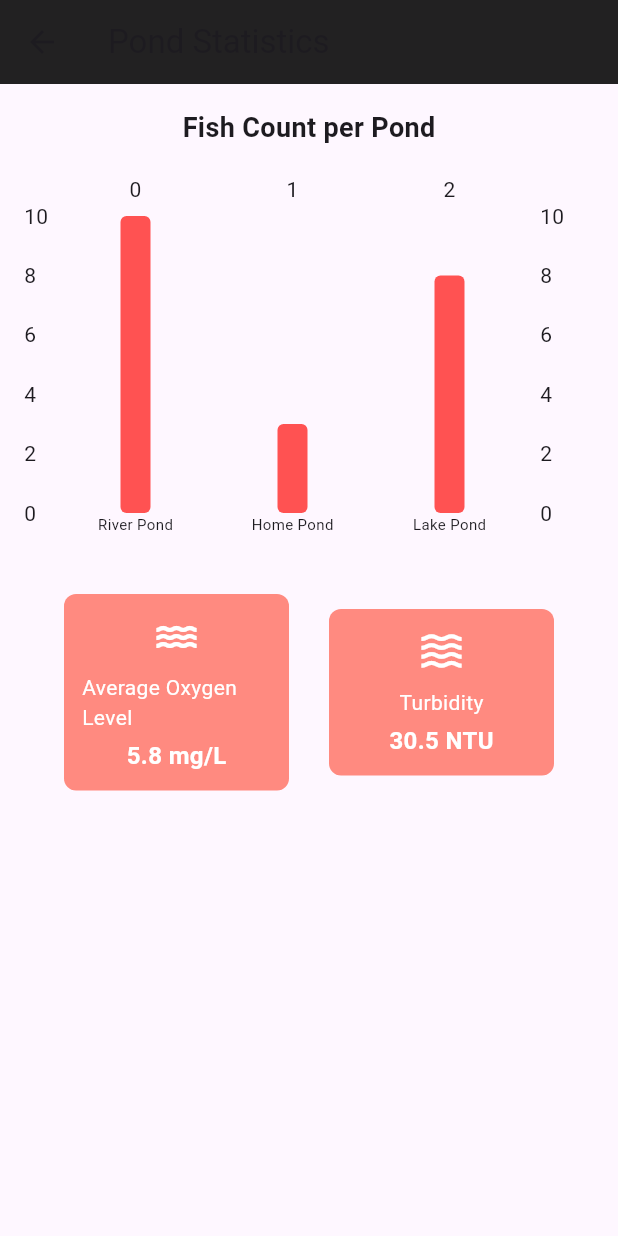
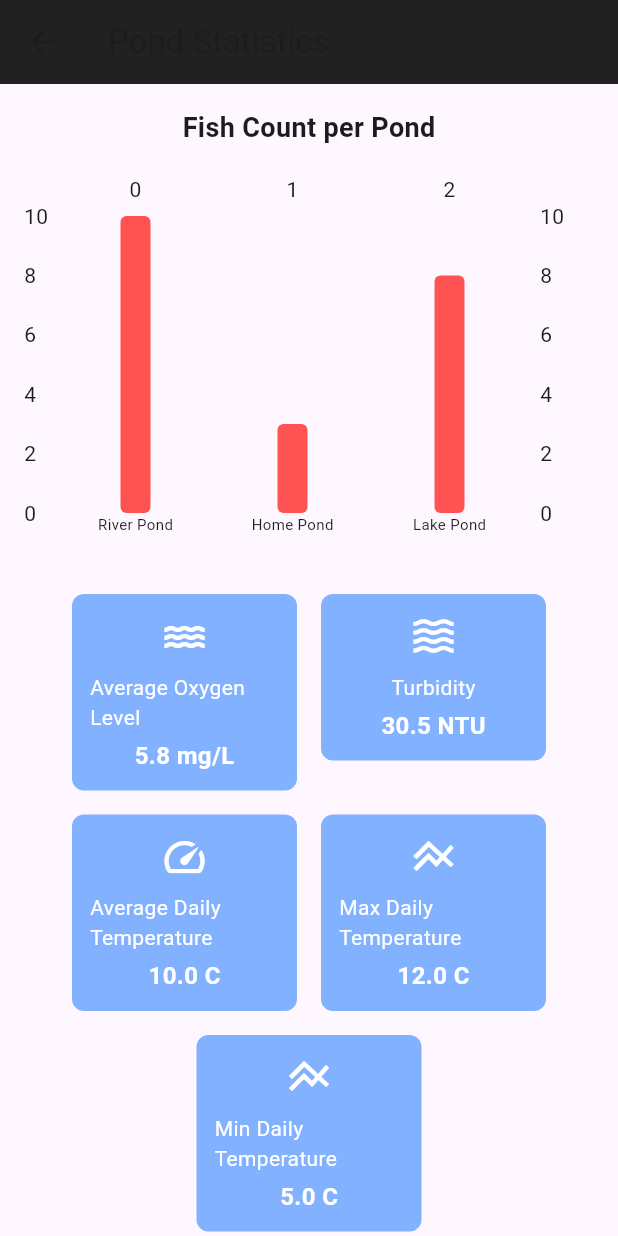
Before and after one commit to HorsesDevelopers/iot-mobile, a Flutter app: the PondStatsPage screen opened directly, on a phone screen of 412 x 824 dp. Run offline on Flutter 3.47's test engine with Material 3 defaults, Android fonts, the phone set to English and light mode, and no system bars; drawn by our look-alikes of fl_chart; our stand-ins replace dartz, equatable, shared_preferences; accounts and stored records are empty; statements that could not run were skipped.

Commit message:
fixed(ponds): icons changed for temperature kpis

```diff
--- a/lib/features/analytics/presentation/pond-analytics/pond_analytics.dart
+++ b/lib/features/analytics/presentation/pond-analytics/pond_analytics.dart
@@ -89,8 +89,10 @@ class PondStatsPage extends StatelessWidget {
             const SizedBox(height: 32),
 
             // KPIs
-            Row(
-              mainAxisAlignment: MainAxisAlignment.spaceEvenly,
+            Wrap(
+              spacing: 16,
+              runSpacing: 16,
+              alignment: WrapAlignment.center,
               children: [
                 _buildKPI(
                   title: 'Average Oxygen Level',
@@ -101,6 +103,21 @@ class PondStatsPage extends StatelessWidget {
                   title: 'Turbidity',
                   value: '${ntu.toStringAsFixed(1)} NTU',
                   icon: Icons.waves,
+                ),
+                _buildKPI(
+                  title: 'Average Daily Temperature',
+                  value: '${averageTemperatureLevel.toStringAsFixed(1)} C',
+                  icon: Icons.speed,
+                ),
+                _buildKPI(
+                  title: 'Max Daily Temperature',
+                  value: '${maximumDailyTemperature.toStringAsFixed(1)} C',
+                  icon: Icons.line_axis,
+                ),
+                _buildKPI(
+                  title: 'Min Daily Temperature',
+                  value: '${minimumDailyTemperature.toStringAsFixed(1)} C',
+                  icon: Icons.line_axis,
                 ),
               ],
             ),
@@ -119,7 +136,7 @@ class PondStatsPage extends StatelessWidget {
       width: 150,
       padding: const EdgeInsets.all(12),
       decoration: BoxDecoration(
-        color: Colors.redAccent.shade100,
+        color: Colors.blueAccent.shade100,
         borderRadius: BorderRadius.circular(8),
       ),
       child: Column(
```
